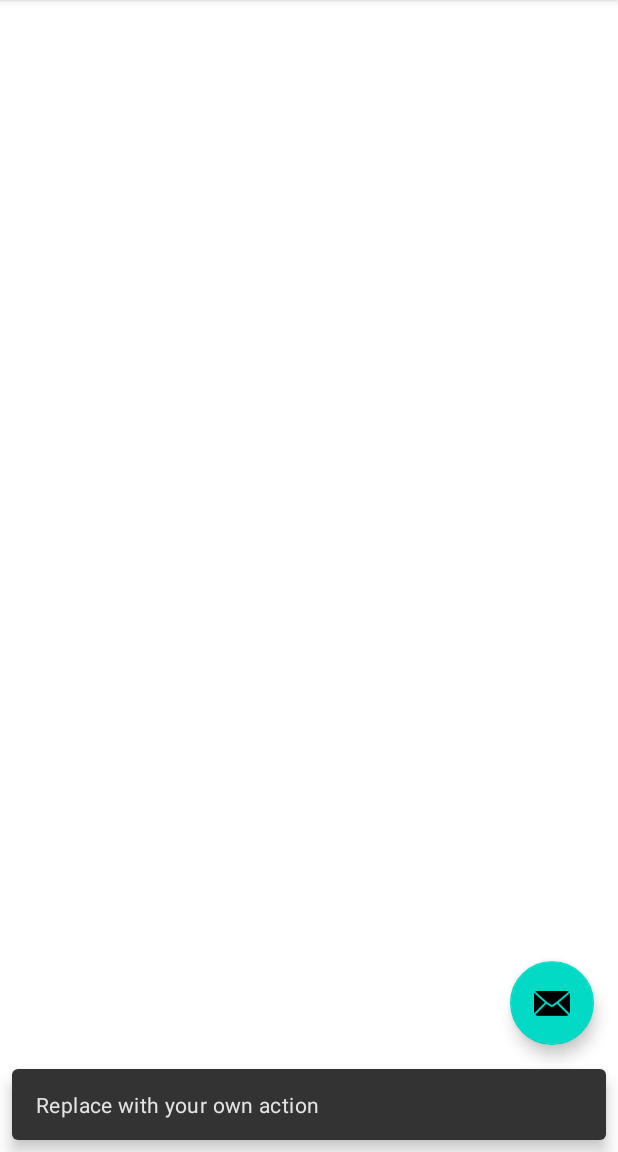
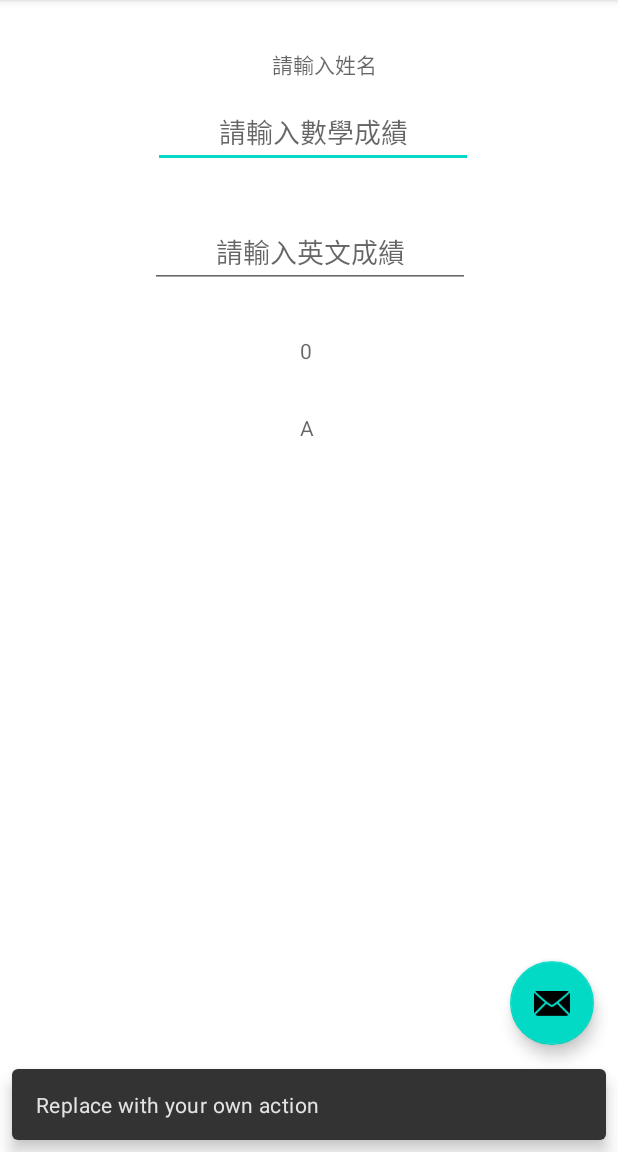
Before and after one commit to LinShuHung/Student_Material, an Android app: the screen it shows after launch (MainActivity), after a tap on an icon or button, on a phone screen of 412 x 824 dp, the part 84-1236 px from its top. Run offline under Robolectric (Android 15) with nearby library versions, the phone set to English and light mode, and no system bars; our stand-ins replace navigation-ui.

Commit message:
Add student layout

```diff
--- a/app/src/main/res/layout/content_main.xml
+++ b/app/src/main/res/layout/content_main.xml
@@ -1,6 +1,70 @@
 <?xml version="1.0" encoding="utf-8"?>
 <androidx.constraintlayout.widget.ConstraintLayout xmlns:android="http://schemas.android.com/apk/res/android"
     xmlns:app="http://schemas.android.com/apk/res-auto"
+    xmlns:tools="http://schemas.android.com/tools"
+    android:id="@+id/english"
     android:layout_width="match_parent"
     android:layout_height="match_parent"
-    app:layout_behavior="@string/appbar_scrolling_view_behavior"/>
+    app:layout_behavior="@string/appbar_scrolling_view_behavior">
+
+    <TextView
+        android:id="@+id/name"
+        android:layout_width="wrap_content"
+        android:layout_height="wrap_content"
+        android:layout_marginStart="181dp"
+        android:layout_marginTop="32dp"
+        android:gravity="center_horizontal"
+        android:hint="請輸入姓名"
+        app:layout_constraintStart_toStartOf="parent"
+        app:layout_constraintTop_toTopOf="parent" />
+
+    <EditText
+        android:id="@+id/math"
+        android:layout_width="wrap_content"
+        android:layout_height="wrap_content"
+        android:layout_marginStart="102dp"
+        android:layout_marginTop="32dp"
+        android:ems="10"
+        android:gravity="center_horizontal"
+        android:hint="請輸入數學成績"
+        android:inputType="number"
+        android:minHeight="48dp"
+        app:layout_constraintStart_toStartOf="parent"
+        app:layout_constraintTop_toTopOf="@+id/name" />
+
+    <EditText
+        android:id="@+id/english"
+        android:layout_width="wrap_content"
+        android:layout_height="wrap_content"
+        android:layout_marginStart="100dp"
+        android:layout_marginTop="32dp"
+        android:ems="10"
+        android:gravity="center_horizontal"
+        android:hint="請輸入英文成績"
+        android:inputType="number"
+        android:minHeight="48dp"
+        app:layout_constraintStart_toStartOf="parent"
+        app:layout_constraintTop_toBottomOf="@+id/math" />
+
+    <TextView
+        android:id="@+id/average"
+        android:layout_width="wrap_content"
+        android:layout_height="wrap_content"
+        android:layout_marginStart="200dp"
+        android:layout_marginTop="32dp"
+        android:gravity="center_horizontal"
+        android:hint="0"
+        app:layout_constraintStart_toStartOf="parent"
+        app:layout_constraintTop_toBottomOf="@+id/english" />
+
+    <TextView
+        android:id="@+id/grade"
+        android:layout_width="wrap_content"
+        android:layout_height="wrap_content"
+        android:layout_marginStart="200dp"
+        android:layout_marginTop="32dp"
+        android:gravity="center_horizontal"
+        android:hint="A"
+        app:layout_constraintStart_toStartOf="parent"
+        app:layout_constraintTop_toBottomOf="@+id/average" />
+</androidx.constraintlayout.widget.ConstraintLayout>
```
